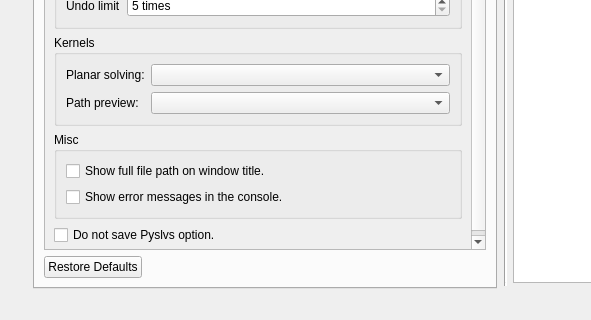
Before: the Qt Designer form core/widgets/main.ui in KmolYuan/Pyslvs-UI, drawn with Qt 5; both pictures show x 0 to 591 and y 529 to 849 of the 882 by 849 pixel window.
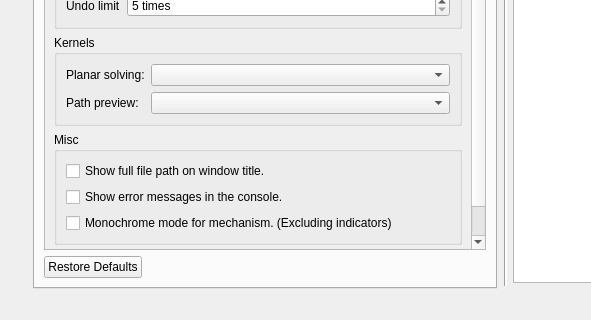
After: the same form once the commit is applied. The open tabs and pages were chosen to show the change. Icons and pictures are not drawn.

Commit message: Monochrome mode for mechanism. (Excluding indicators)

Diff of the .ui file:
```diff
--- a/core/widgets/main.ui
+++ b/core/widgets/main.ui
@@ -543,8 +543,8 @@
                  <rect>
                   <x>0</x>
                   <y>0</y>
-                  <width>561</width>
-                  <height>1042</height>
+                  <width>401</width>
+                  <height>733</height>
                  </rect>
                 </property>
                 <layout class="QVBoxLayout" name="verticalLayout_3">
@@ -910,6 +910,13 @@
                       </property>
                      </widget>
                     </item>
+                    <item>
+                     <widget class="QCheckBox" name="monochrome_option">
+                      <property name="text">
+                       <string>Monochrome mode for mechanism. (Excluding indicators)</string>
+                      </property>
+                     </widget>
+                    </item>
                    </layout>
                   </widget>
                  </item>
```
Left out of the diff: 2 changed lines with no effect on the pictures. The commit also changes 13 other files.
